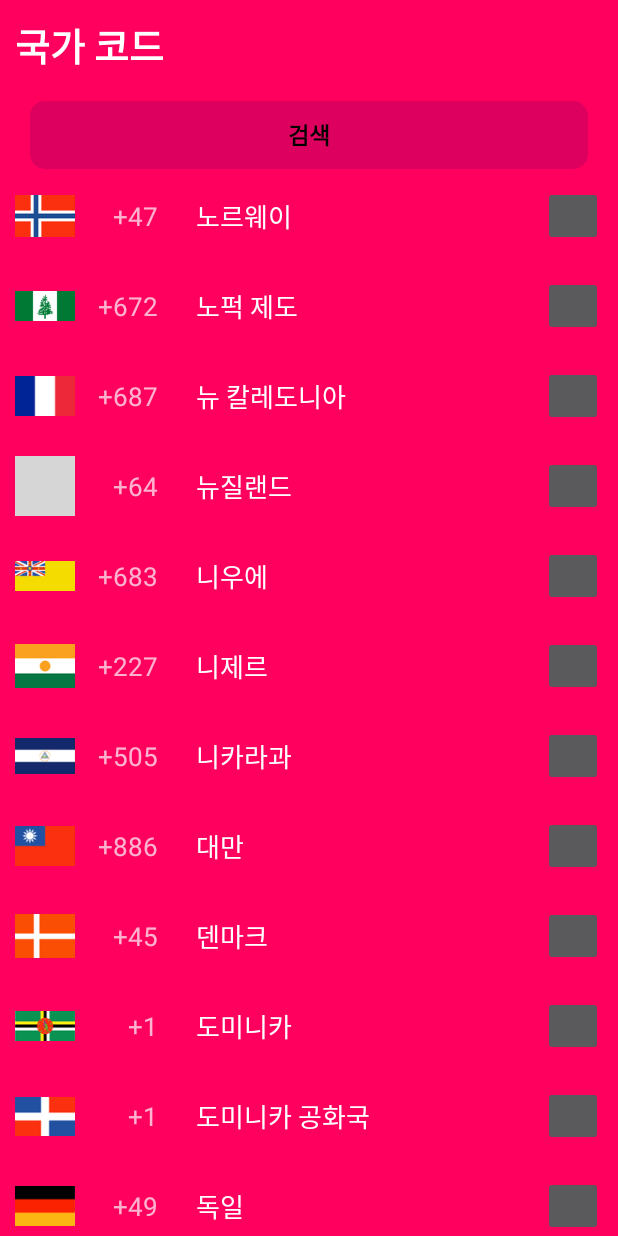
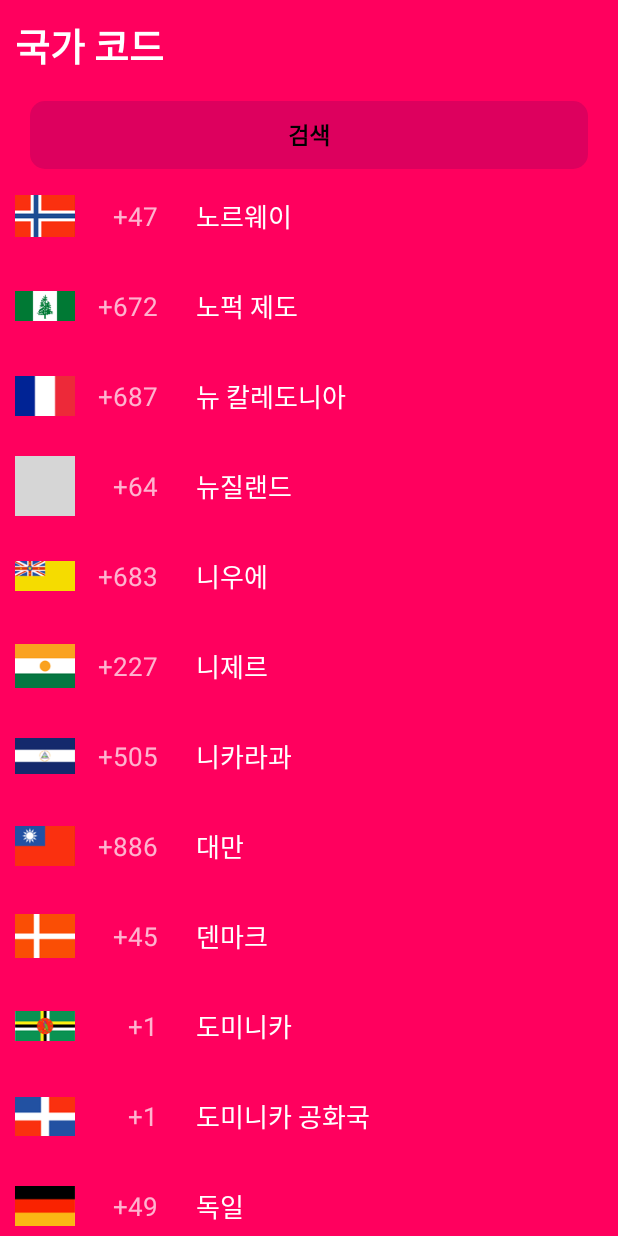
Before and after one commit to SGTjeong/TonyPhonePicker, an Android app: the fragment PhonePickDialog placed in its activity, scrolled down 1456 dp, on a phone screen of 412 x 824 dp. Run offline under Robolectric (Android 15) with nearby library versions, the phone set to English and light mode, and no system bars; our stand-ins replace data binding; grey boxes are pictures that could not be loaded.

```diff
--- a/TonyCCPicker/src/main/java/com/example/tonyccpicker/PhonePickDialog.kt
+++ b/TonyCCPicker/src/main/java/com/example/tonyccpicker/PhonePickDialog.kt
@@ -149,6 +149,12 @@ class PhonePickDialog : DialogFragment() {
         }
     }
 
+    override fun dismiss() {
+        super.dismiss()
+        adapter?.submitList(countries)
+        binding.etSearch.setText("")
+    }
+
     private var listener : OnItemClickListener? = null
 
     fun setOnItemClickListener(listener : (CountryInfo) -> Unit){
--- a/TonyCCPicker/src/main/res/layout/item_country.xml
+++ b/TonyCCPicker/src/main/res/layout/item_country.xml
@@ -45,21 +45,12 @@
             android:layout_width="0dp"
             android:layout_height="40dp"
             app:layout_constraintLeft_toRightOf="@id/tv_code"
-            app:layout_constraintRight_toLeftOf="@id/btn_select"
+            app:layout_constraintRight_toRightOf="parent"
             app:layout_constraintTop_toTopOf="parent"
             app:layout_constraintBottom_toBottomOf="parent"
             android:paddingLeft="10dp"
             android:paddingRight="10dp">
         </TextView>
 
-        <ImageButton
-            android:id="@+id/btn_select"
-            android:layout_width="40dp"
-            android:layout_height="40dp"
-            app:layout_constraintRight_toRightOf="parent"
-            app:layout_constraintTop_toTopOf="parent"
-            app:layout_constraintBottom_toBottomOf="parent">
-        </ImageButton>
-
     </androidx.constraintlayout.widget.ConstraintLayout>
 </layout>
--- a/TonyCCPicker/src/main/res/layout/layout_button.xml
+++ b/TonyCCPicker/src/main/res/layout/layout_button.xml
@@ -20,10 +20,13 @@
         app:layout_constraintBottom_toBottomOf="parent"></ImageView>
 
     <TextView
+        android:text="+82"
         android:id="@+id/tv_code"
         android:layout_width="0dp"
         android:layout_height="0dp"
         android:autoSizeTextType="uniform"
+        android:autoSizeMinTextSize="5sp"
+        android:maxLines="1"
         android:gravity="center"
         android:textStyle="bold"
         android:padding="5dp"
```
